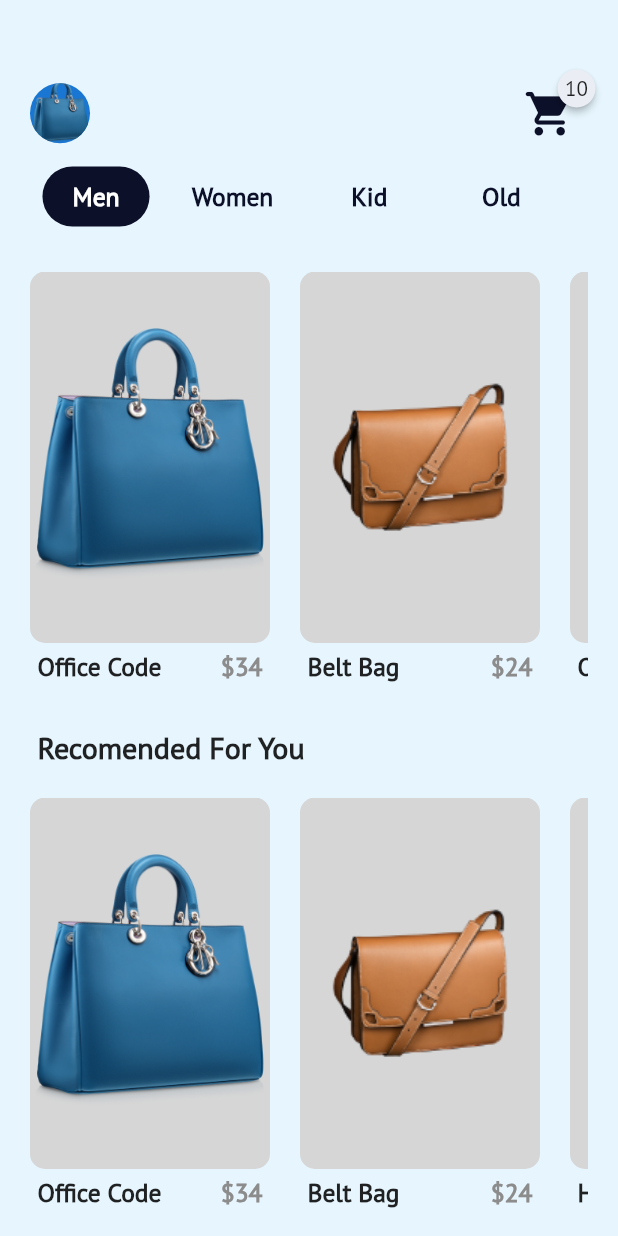
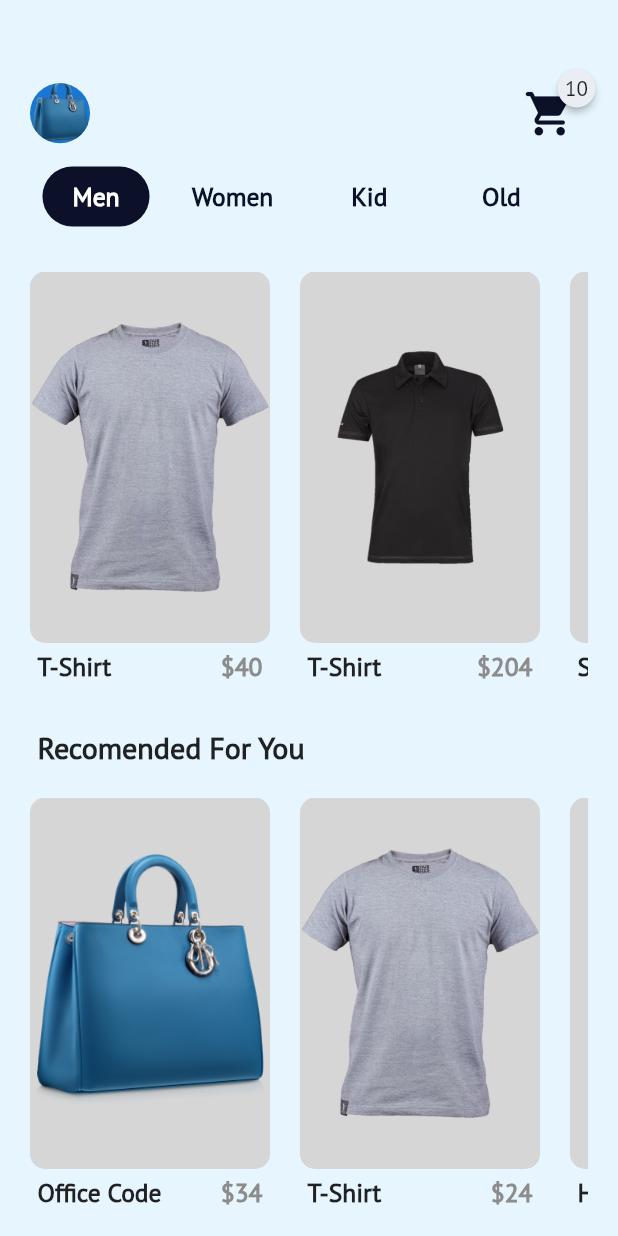
Before and after one commit to MostofaMohiuddin/shop-drop, a Flutter app: the ShopHome screen opened directly, on a phone screen of 412 x 824 dp. Run offline on Flutter 3.47's test engine with Material 2 defaults, Android fonts, the light colour scheme and no system bars; drawn by our look-alikes of badges; our stand-ins replace firebase_auth, firebase_core; accounts and stored records are empty; Roboto replaces fonts that are missing (PT sans).

Commit message:
Product Flow Done

```diff
--- a/lib/main.dart
+++ b/lib/main.dart
@@ -1,6 +1,7 @@
 import 'package:e_commerce/screens/auth/signin.dart';
 import 'package:e_commerce/screens/auth/signup.dart';
 import 'package:e_commerce/screens/home.dart';
+import 'package:e_commerce/screens/shop/product.dart';
 import 'package:firebase_core/firebase_core.dart';
 import 'package:flutter/material.dart';
 
@@ -51,6 +52,7 @@ class MyApp extends StatelessWidget {
         routes: {
           '/signin': (context) => SignIn(),
           '/signup': (context) => SignUp(),
+          '/product': (context) => ProductScreen()
         },
       ),
     );
--- a/lib/models/Product.dart
+++ b/lib/models/Product.dart
@@ -27,20 +27,60 @@ List<Product> products = [
     description: dummyText,
     image: "assets/images/bag_1.png",
     color: Color(0xFF3D82AE),
-    category: categories[0],
+    category: categories[1],
   ),
   Product(
     id: 2,
-    title: "Belt Bag",
-    price: 24,
+    title: "T-Shirt",
+    price: 40,
     size: 8,
     description: dummyText,
-    image: "assets/images/bag_2.png",
+    image: "assets/images/tshirt_2.png",
     color: Color(0xFFD3A984),
     category: categories[0],
   ),
   Product(
     id: 3,
+    title: "T-Shirt",
+    price: 204,
+    size: 8,
+    description: dummyText,
+    image: "assets/images/tshirt_1.png",
+    color: Color(0xFFD3A984),
+    category: categories[0],
+  ),
+  Product(
+    id: 4,
+    title: "Shirt",
+    price: 28,
+    size: 8,
+    description: dummyText,
+    image: "assets/images/shirt_1.png",
+    color: Color(0xFFD3A984),
+    category: categories[0],
+  ),
+  Product(
+    id: 5,
+    title: "Shirt",
+    price: 29,
+    size: 8,
+    description: dummyText,
+    image: "assets/images/shirt_2.png",
+    color: Color(0xFFD3A984),
+    category: categories[0],
+  ),
+  Product(
+    id: 6,
+    title: "Coat",
+    price: 54,
+    size: 8,
+    description: dummyText,
+    image: "assets/images/coat_1.png",
+    color: Color(0xFFD3A984),
+    category: categories[0],
+  ),
+  Product(
+    id: 7,
     title: "Hang Top",
     price: 234,
     size: 10,
@@ -50,7 +90,130 @@ List<Product> products = [
     category: categories[3],
   ),
   Product(
-    id: 4,
+    id: 8,
+    title: "Old Fashion",
+    price: 23,
+    size: 11,
+    description: dummyText,
+    image: "assets/images/bag_4.png",
+    color: Color(0xFFE6B398),
+    category: categories[3],
+  ),
+  Product(
+    id: 9,
+    title: "Office Code",
+    price: 54,
+    size: 12,
+    description: dummyText,
+    image: "assets/images/bag_5.png",
+    color: Color(0xFFFB7883),
+    category: categories[1],
+  ),
+  Product(
+    id: 10,
+    title: "Office Code",
+    price: 23,
+    size: 12,
+    description: dummyText,
+    image: "assets/images/bag_6.png",
+    color: Color(0xFFAEAEAE),
+    category: categories[1],
+  ),
+  Product(
+    id: 11,
+    title: "Woman Top",
+    price: 234,
+    size: 10,
+    description: dummyText,
+    image: "assets/images/woman_tshirt_1.png",
+    color: Color(0xFF989493),
+    category: categories[1],
+  ),
+  Product(
+    id: 12,
+    title: "Belt Bag",
+    price: 23,
+    size: 12,
+    description: dummyText,
+    image: "assets/images/bag_2.png",
+    color: Color(0xFFAEAEAE),
+    category: categories[3],
+  ),
+  Product(
+    id: 13,
+    title: "Oldy Bag",
+    price: 30,
+    size: 12,
+    description: dummyText,
+    image: "assets/images/bag_7.png",
+    color: Color(0xFFAEAEAE),
+    category: categories[3],
+  ),
+  Product(
+    id: 14,
+    title: "Sporty Bag-pack",
+    price: 30,
+    size: 12,
+    description: dummyText,
+    image: "assets/images/bagpack_1.png",
+    color: Color(0xFFAEAEAE),
+    category: categories[2],
+  ),
+  Product(
+    id: 15,
+    title: "Bag-pack",
+    price: 30,
+    size: 12,
+    description: dummyText,
+    image: "assets/images/bagpack_2.png",
+    color: Color(0xFFAEAEAE),
+    category: categories[2],
+  ),
+  Product(
+    id: 16,
+    title: "Bag-pack",
+    price: 30,
+    size: 12,
+    description: dummyText,
+    image: "assets/images/bagpack_3.png",
+    color: Color(0xFFAEAEAE),
+    category: categories[2],
+  ),
+];
+
+List<Product> recomendedProducts = [
+  Product(
+    id: 101,
+    title: "Office Code",
+    price: 34,
+    size: 12,
+    description: dummyText,
+    image: "assets/images/bag_1.png",
+    color: Color(0xFF3D82AE),
+    category: categories[0],
+  ),
+  Product(
+    id: 102,
+    title: "T-Shirt",
+    price: 24,
+    size: 8,
+    description: dummyText,
+    image: "assets/images/tshirt_2.png",
+    color: Color(0xFFD3A984),
+    category: categories[0],
+  ),
+  Product(
+    id: 103,
+    title: "Hang Top",
+    price: 234,
+    size: 10,
+    description: dummyText,
+    image: "assets/images/bag_3.png",
+    color: Color(0xFF989493),
+    category: categories[3],
+  ),
+  Product(
+    id: 104,
     title: "Old Fashion",
     price: 23,
     size: 11,
@@ -60,7 +223,7 @@ List<Product> products = [
     category: categories[0],
   ),
   Product(
-    id: 5,
+    id: 105,
     title: "Office Code",
     price: 54,
     size: 12,
@@ -70,7 +233,7 @@ List<Product> products = [
     category: categories[1],
   ),
   Product(
-    id: 6,
+    id: 106,
     title: "Office Code",
     price: 23,
     size: 12,
--- a/lib/screens/home.dart
+++ b/lib/screens/home.dart
@@ -17,7 +17,7 @@ class _MyHomePageState extends State<MyHomePage> {
   Widget build(BuildContext context) {
     return Scaffold(
       backgroundColor: Color(0xFFe7f6fe),
-      body: Product(),
+      body: ShopHome(),
     );
   }
 }
--- a/lib/screens/shop/shopHome.dart
+++ b/lib/screens/shop/shopHome.dart
@@ -24,32 +24,7 @@ class _ShopHomeState extends State<ShopHome> {
           child: Column(
             crossAxisAlignment: CrossAxisAlignment.start,
             children: [
-              Container(
-                margin: EdgeInsets.only(
-                  top: 50,
-                ),
-                child: Row(
-                  mainAxisAlignment: MainAxisAlignment.spaceBetween,
-                  children: [
-                    CircleAvatar(
-                      backgroundImage: AssetImage(
-                        'assets/images/bag_1.png',
-                      ),
-                    ),
-                    Badge(
-                      position: BadgePosition.topEnd(top: -5, end: -5),
-                      badgeContent: Text("10"),
-                      badgeColor: Color(0xFFEAEDF4),
-                      child: IconButton(
-                        icon: Icon(Icons.shopping_cart_rounded),
-                        color: Color(0xFF0C1029),
-                        iconSize: 35,
-                        onPressed: () {},
-                      ),
-                    ),
-                  ],
-                ),
-              ),
+              buildTopBar(),
               Container(
                 margin: EdgeInsets.symmetric(vertical: 10.0),
                 height: 40.0,
@@ -91,7 +66,7 @@ class _ShopHomeState extends State<ShopHome> {
                 height: MediaQuery.of(context).size.height / 3,
                 child: ListView(
                   scrollDirection: Axis.horizontal,
-                  children: products.map((e) {
+                  children: recomendedProducts.map((e) {
                     return buildProductItem(context, e);
                   }).toList(),
                 ),
@@ -103,8 +78,45 @@ class _ShopHomeState extends State<ShopHome> {
     );
   }
 
-  Column buildProductItem(BuildContext context, item) {
-    return Column(
+  Container buildTopBar() {
+    return Container(
+      margin: EdgeInsets.only(
+        top: 50,
+      ),
+      child: Row(
+        mainAxisAlignment: MainAxisAlignment.spaceBetween,
+        children: [
+          CircleAvatar(
+            backgroundImage: AssetImage(
+              'assets/images/bag_1.png',
+            ),
+          ),
+          Badge(
+            position: BadgePosition.topEnd(top: -5, end: -5),
+            badgeContent: Text("10"),
+            badgeColor: Color(0xFFEAEDF4),
+            child: IconButton(
+              icon: Icon(Icons.shopping_cart_rounded),
+              color: Color(0xFF0C1029),
+              iconSize: 35,
+              onPressed: () {},
+            ),
+          ),
+        ],
+      ),
+    );
+  }
+
+  GestureDetector buildProductItem(BuildContext context, Product item) {
+    return GestureDetector(
+      onTap: () {
+        Navigator.pushNamed(
+          context,
+          '/product',
+          arguments: item,
+        );
+      },
+      child: Column(
         mainAxisAlignment: MainAxisAlignment.spaceBetween,
         crossAxisAlignment: CrossAxisAlignment.start,
         children: [
@@ -112,11 +124,13 @@ class _ShopHomeState extends State<ShopHome> {
             child: Container(
               decoration: BoxDecoration(
                 borderRadius: BorderRadius.circular(10),
-              color: Color(0xFFD6D6D6),
+                color: Colors.grey[350],
               ),
               margin: EdgeInsets.only(right: 20),
               width: 160.0,
+              child: Hero(
                   child: Image.asset(item.image),
+                  tag: 'product' + item.id.toString()),
             ),
           ),
           Container(
@@ -151,6 +165,7 @@ class _ShopHomeState extends State<ShopHome> {
             ),
           )
         ],
+      ),
     );
   }
 
```
Also changed, not shown: lib/screens/shop/product.dart (+175 -36 lines). Lines whose indentation alone changed are shown as unchanged.
